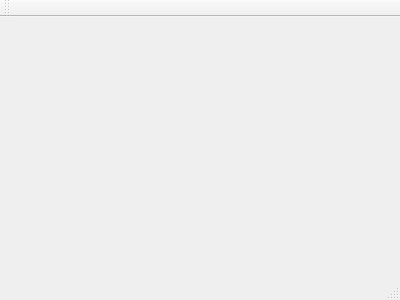
Above: SecondDay/mainwindow.ui from VonsName/QTStudy before the change. Below: the same form after it.
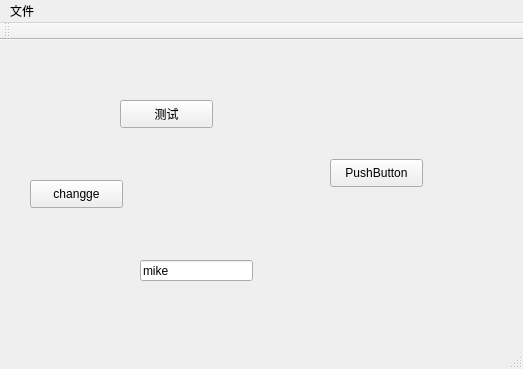
That is the form after the change.

```diff
--- a/SecondDay/mainwindow.ui
+++ b/SecondDay/mainwindow.ui
@@ -1,24 +1,167 @@
 <ui version="4.0">
  <class>MainWindow</class>
- <widget class="QMainWindow" name="MainWindow" >
-  <property name="geometry" >
+ <widget class="QMainWindow" name="MainWindow">
+  <property name="geometry">
    <rect>
     <x>0</x>
     <y>0</y>
-    <width>400</width>
-    <height>300</height>
+    <width>523</width>
+    <height>369</height>
    </rect>
   </property>
   <property name="windowTitle" >
    <string>MainWindow</string>
   </property>
-  <widget class="QMenuBar" name="menuBar" />
-  <widget class="QToolBar" name="mainToolBar" />
-  <widget class="QWidget" name="centralWidget" />
-  <widget class="QStatusBar" name="statusBar" />
+  <widget class="QWidget" name="centralWidget">
+   <widget class="QPushButton" name="btn">
+    <property name="geometry">
+     <rect>
+      <x>120</x>
+      <y>60</y>
+      <width>93</width>
+      <height>28</height>
+     </rect>
+    </property>
+    <property name="text">
+     <string>测试</string>
+    </property>
+   </widget>
+   <widget class="QStackedWidget" name="stackedWidget">
+    <property name="geometry">
+     <rect>
+      <x>310</x>
+      <y>79</y>
+      <width>161</width>
+      <height>171</height>
+     </rect>
+    </property>
+    <widget class="QWidget" name="page_3">
+     <widget class="QPushButton" name="pushButton">
+      <property name="geometry">
+       <rect>
+        <x>20</x>
+        <y>40</y>
+        <width>93</width>
+        <height>28</height>
+       </rect>
+      </property>
+      <property name="text">
+       <string>PushButton</string>
+      </property>
+     </widget>
+    </widget>
+    <widget class="QWidget" name="page_6">
+     <widget class="QToolButton" name="toolButton">
+      <property name="geometry">
+       <rect>
+        <x>40</x>
+        <y>60</y>
+        <width>47</width>
+        <height>21</height>
+       </rect>
+      </property>
+      <property name="text">
+       <string>...</string>
+      </property>
+     </widget>
+    </widget>
+    <widget class="QWidget" name="page_5">
+     <widget class="QRadioButton" name="radioButton">
+      <property name="geometry">
+       <rect>
+        <x>20</x>
+        <y>60</y>
+        <width>115</width>
+        <height>19</height>
+       </rect>
+      </property>
+      <property name="text">
+       <string>RadioButton</string>
+      </property>
+     </widget>
+    </widget>
+    <widget class="QWidget" name="page_4">
+     <widget class="QCheckBox" name="checkBox">
+      <property name="geometry">
+       <rect>
+        <x>30</x>
+        <y>70</y>
+        <width>91</width>
+        <height>19</height>
+       </rect>
+      </property>
+      <property name="text">
+       <string>CheckBox</string>
+      </property>
+     </widget>
+    </widget>
+   </widget>
+   <widget class="QPushButton" name="change">
+    <property name="geometry">
+     <rect>
+      <x>30</x>
+      <y>140</y>
+      <width>93</width>
+      <height>28</height>
+     </rect>
+    </property>
+    <property name="text">
+     <string>changge</string>
+    </property>
+   </widget>
+   <widget class="QLineEdit" name="lineEdit">
+    <property name="geometry">
+     <rect>
+      <x>140</x>
+      <y>220</y>
+      <width>113</width>
+      <height>21</height>
+     </rect>
+    </property>
+    <property name="text">
+     <string>mike</string>
+    </property>
+   </widget>
+  </widget>
+  <widget class="QMenuBar" name="menuBar">
+   <property name="geometry">
+    <rect>
+     <x>0</x>
+     <y>0</y>
+     <width>523</width>
+     <height>26</height>
+    </rect>
+   </property>
+   <widget class="QMenu" name="menu">
+    <property name="title">
+     <string>文件</string>
+    </property>
+    <addaction name="actionoPNE"/>
+    <addaction name="actionSave"/>
+   </widget>
+   <addaction name="menu"/>
+  </widget>
+  <widget class="QToolBar" name="mainToolBar">
+   <attribute name="toolBarArea">
+    <enum>TopToolBarArea</enum>
+   </attribute>
+   <attribute name="toolBarBreak">
+    <bool>false</bool>
+   </attribute>
+  </widget>
+  <widget class="QStatusBar" name="statusBar"/>
+  <action name="actionoPNE">
+   <property name="text">
+    <string>Open</string>
+   </property>
+  </action>
+  <action name="actionSave">
+   <property name="text">
+    <string>Save</string>
+   </property>
+  </action>
  </widget>
- <layoutDefault spacing="6" margin="11" />
- <pixmapfunction></pixmapfunction>
+ <layoutdefault spacing="6" margin="11"/>
  <resources/>
  <connections/>
 </ui>
```
Left out of the diff: 22 changed lines with no effect on the pictures.
